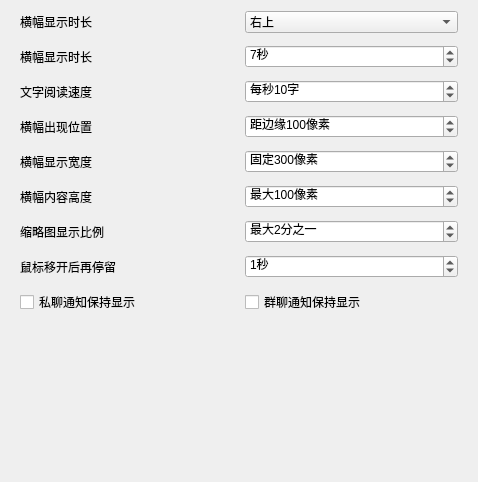
Before: the Qt Designer form widgets/settings/bannerwidget.ui in iwxyi/CatlikeQQ, drawn with Qt 5.
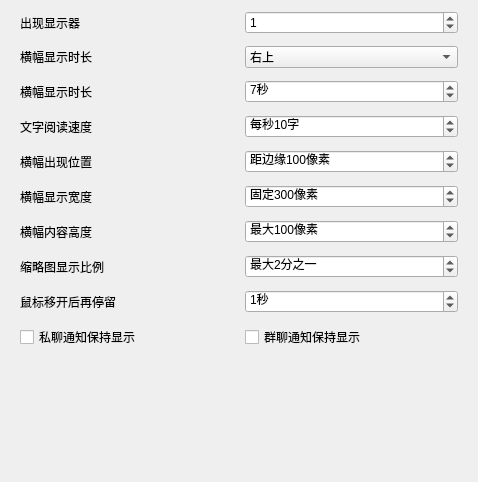
After: the same form once the commit is applied.

Commit message: 添加多显示器的显示位置；添加上传图片是否直接发送的选项

Patch:
```diff
--- a/widgets/settings/bannerwidget.ui
+++ b/widgets/settings/bannerwidget.ui
@@ -25,63 +25,7 @@
      <property name="spacing">
       <number>12</number>
      </property>
-     <item row="5" column="0">
-      <widget class="QLabel" name="label_6">
-       <property name="toolTip">
-        <string/>
-       </property>
-       <property name="text">
-        <string>横幅内容高度</string>
-       </property>
-      </widget>
-     </item>
-     <item row="8" column="1">
-      <widget class="QCheckBox" name="groupKeepShowingCheck">
-       <property name="toolTip">
-        <string>群聊的通知出现后，不会自动隐藏（相当于未读）
-除非用户操作后超时关闭，例如回复、鼠标移入再移开</string>
-       </property>
-       <property name="text">
-        <string>群聊通知保持显示</string>
-       </property>
-      </widget>
-     </item>
-     <item row="7" column="1">
-      <widget class="QSpinBox" name="retentionDurationSpin">
-       <property name="toolTip">
-        <string/>
-       </property>
-       <property name="suffix">
-        <string>秒</string>
-       </property>
-       <property name="prefix">
-        <string/>
-       </property>
-       <property name="minimum">
-        <number>0</number>
-       </property>
-       <property name="maximum">
-        <number>60</number>
-       </property>
-       <property name="singleStep">
-        <number>1</number>
-       </property>
-       <property name="value">
-        <number>1</number>
-       </property>
-      </widget>
-     </item>
-     <item row="2" column="0">
-      <widget class="QLabel" name="label_2">
-       <property name="toolTip">
-        <string>根据内容的长度，自动调整横幅通知显示的时长</string>
-       </property>
-       <property name="text">
-        <string>文字阅读速度</string>
-       </property>
-      </widget>
-     </item>
-     <item row="2" column="1">
+     <item row="3" column="1">
       <widget class="QSpinBox" name="textReadSpeedSpin">
        <property name="toolTip">
         <string/>
@@ -106,61 +50,35 @@
        </property>
       </widget>
      </item>
-     <item row="8" column="0">
-      <widget class="QCheckBox" name="privateKeepShowingCheck">
+     <item row="0" column="0">
+      <widget class="QLabel" name="label_8">
        <property name="toolTip">
         <string>私聊的通知出现后，不会自动隐藏（相当于未读）
 除非用户操作后超时关闭，例如回复、鼠标移入再移开</string>
        </property>
        <property name="text">
-        <string>私聊通知保持显示</string>
+        <string>出现显示器</string>
        </property>
       </widget>
      </item>
-     <item row="6" column="1">
-      <widget class="QSpinBox" name="thumbnailPropSpin">
-       <property name="toolTip">
-        <string/>
-       </property>
-       <property name="suffix">
-        <string>分之一</string>
-       </property>
-       <property name="prefix">
-        <string>最大</string>
-       </property>
-       <property name="minimum">
-        <number>1</number>
-       </property>
-       <property name="maximum">
-        <number>99</number>
-       </property>
-       <property name="singleStep">
-        <number>1</number>
-       </property>
-       <property name="value">
-        <number>2</number>
-       </property>
-      </widget>
-     </item>
-     <item row="6" column="0">
-      <widget class="QLabel" name="label_7">
-       <property name="toolTip">
-        <string>在弹窗中图片最大显示的尺寸
-如果图片过大，将会压缩得更小</string>
-       </property>
-       <property name="text">
-        <string>缩略图显示比例</string>
-       </property>
-      </widget>
-     </item>
-     <item row="1" column="0">
+     <item row="2" column="0">
       <widget class="QLabel" name="label">
        <property name="text">
         <string>横幅显示时长</string>
        </property>
       </widget>
      </item>
-     <item row="3" column="1">
+     <item row="3" column="0">
+      <widget class="QLabel" name="label_2">
+       <property name="toolTip">
+        <string>根据内容的长度，自动调整横幅通知显示的时长</string>
+       </property>
+       <property name="text">
+        <string>文字阅读速度</string>
+       </property>
+      </widget>
+     </item>
+     <item row="4" column="1">
       <widget class="QSpinBox" name="floatPixelSpin">
        <property name="toolTip">
         <string>&lt;html&gt;&lt;head/&gt;&lt;body&gt;&lt;p&gt;距离四边的距离&lt;/p&gt;&lt;p&gt;右上/左上：距离顶边&lt;/p&gt;&lt;p&gt;右下/左下：距离底边&lt;/p&gt;&lt;/body&gt;&lt;/html&gt;</string>
@@ -185,7 +103,36 @@
        </property>
       </widget>
      </item>
-     <item row="4" column="1">
+     <item row="4" column="0">
+      <widget class="QLabel" name="label_3">
+       <property name="toolTip">
+        <string>通知卡片出现的位置</string>
+       </property>
+       <property name="text">
+        <string>横幅出现位置</string>
+       </property>
+      </widget>
+     </item>
+     <item row="2" column="1">
+      <widget class="QSpinBox" name="displayDurationSpin">
+       <property name="suffix">
+        <string>秒</string>
+       </property>
+       <property name="minimum">
+        <number>1</number>
+       </property>
+       <property name="maximum">
+        <number>60</number>
+       </property>
+       <property name="singleStep">
+        <number>1</number>
+       </property>
+       <property name="value">
+        <number>7</number>
+       </property>
+      </widget>
+     </item>
+     <item row="5" column="1">
       <widget class="QSpinBox" name="fixedWidthSpin">
        <property name="toolTip">
         <string/>
@@ -210,67 +157,32 @@
        </property>
       </widget>
      </item>
-     <item row="1" column="1">
-      <widget class="QSpinBox" name="displayDurationSpin">
+     <item row="7" column="1">
+      <widget class="QSpinBox" name="thumbnailPropSpin">
+       <property name="toolTip">
+        <string/>
+       </property>
        <property name="suffix">
-        <string>秒</string>
+        <string>分之一</string>
+       </property>
+       <property name="prefix">
+        <string>最大</string>
        </property>
        <property name="minimum">
         <number>1</number>
        </property>
        <property name="maximum">
-        <number>60</number>
+        <number>99</number>
        </property>
        <property name="singleStep">
         <number>1</number>
        </property>
        <property name="value">
-        <number>7</number>
+        <number>2</number>
        </property>
       </widget>
      </item>
-     <item row="0" column="0">
-      <widget class="QLabel" name="label_8">
-       <property name="text">
-        <string>横幅显示时长</string>
-       </property>
-      </widget>
-     </item>
-     <item row="0" column="1">
-      <widget class="QComboBox" name="positionCombo">
-       <item>
-        <property name="text">
-         <string>右上</string>
-        </property>
-       </item>
-       <item>
-        <property name="text">
-         <string>右下</string>
-        </property>
-       </item>
-       <item>
-        <property name="text">
-         <string>左上</string>
-        </property>
-       </item>
-       <item>
-        <property name="text">
-         <string>左下</string>
-        </property>
-       </item>
-      </widget>
-     </item>
-     <item row="3" column="0">
-      <widget class="QLabel" name="label_3">
-       <property name="toolTip">
-        <string>通知卡片出现的位置</string>
-       </property>
-       <property name="text">
-        <string>横幅出现位置</string>
-       </property>
-      </widget>
-     </item>
-     <item row="4" column="0">
+     <item row="5" column="0">
       <widget class="QLabel" name="label_5">
        <property name="toolTip">
         <string/>
@@ -280,7 +192,54 @@
        </property>
       </widget>
      </item>
+     <item row="6" column="1">
+      <widget class="QSpinBox" name="contentMaxHeightSpin">
+       <property name="toolTip">
+        <string/>
+       </property>
+       <property name="suffix">
+        <string>像素</string>
+       </property>
+       <property name="prefix">
+        <string>最大</string>
+       </property>
+       <property name="minimum">
+        <number>0</number>
+       </property>
+       <property name="maximum">
+        <number>999999</number>
+       </property>
+       <property name="singleStep">
+        <number>100</number>
+       </property>
+       <property name="value">
+        <number>100</number>
+       </property>
+      </widget>
+     </item>
+     <item row="9" column="1">
+      <widget class="QCheckBox" name="groupKeepShowingCheck">
+       <property name="toolTip">
+        <string>群聊的通知出现后，不会自动隐藏（相当于未读）
+除非用户操作后超时关闭，例如回复、鼠标移入再移开</string>
+       </property>
+       <property name="text">
+        <string>群聊通知保持显示</string>
+       </property>
+      </widget>
+     </item>
      <item row="7" column="0">
+      <widget class="QLabel" name="label_7">
+       <property name="toolTip">
+        <string>在弹窗中图片最大显示的尺寸
+如果图片过大，将会压缩得更小</string>
+       </property>
+       <property name="text">
+        <string>缩略图显示比例</string>
+       </property>
+      </widget>
+     </item>
+     <item row="8" column="0">
       <widget class="QLabel" name="label_4">
        <property name="toolTip">
         <string>失去焦点（鼠标移开/回复框关闭）后多久时间隐藏
@@ -291,28 +250,99 @@
        </property>
       </widget>
      </item>
-     <item row="5" column="1">
-      <widget class="QSpinBox" name="contentMaxHeightSpin">
+     <item row="9" column="0">
+      <widget class="QCheckBox" name="privateKeepShowingCheck">
+       <property name="toolTip">
+        <string>私聊的通知出现后，不会自动隐藏（相当于未读）
+除非用户操作后超时关闭，例如回复、鼠标移入再移开</string>
+       </property>
+       <property name="text">
+        <string>私聊通知保持显示</string>
+       </property>
+      </widget>
+     </item>
+     <item row="8" column="1">
+      <widget class="QSpinBox" name="retentionDurationSpin">
        <property name="toolTip">
         <string/>
        </property>
        <property name="suffix">
-        <string>像素</string>
+        <string>秒</string>
        </property>
        <property name="prefix">
-        <string>最大</string>
+        <string/>
        </property>
        <property name="minimum">
         <number>0</number>
        </property>
        <property name="maximum">
-        <number>999999</number>
+        <number>60</number>
        </property>
        <property name="singleStep">
         <number>100</number>
        </property>
        <property name="value">
-        <number>100</number>
+        <number>1</number>
+       </property>
+      </widget>
+     </item>
+     <item row="6" column="0">
+      <widget class="QLabel" name="label_6">
+       <property name="toolTip">
+        <string/>
+       </property>
+       <property name="text">
+        <string>横幅内容高度</string>
+       </property>
+      </widget>
+     </item>
+     <item row="1" column="0">
+      <widget class="QLabel" name="label_9">
+       <property name="text">
+        <string>横幅显示时长</string>
+       </property>
+      </widget>
+     </item>
+     <item row="1" column="1">
+      <widget class="QComboBox" name="positionCombo">
+       <item>
+        <property name="text">
+         <string>右上</string>
+        </property>
+       </item>
+       <item>
+        <property name="text">
+         <string>右下</string>
+        </property>
+       </item>
+       <item>
+        <property name="text">
+         <string>左上</string>
+        </property>
+       </item>
+       <item>
+        <property name="text">
+         <string>左下</string>
+        </property>
+       </item>
+      </widget>
+     </item>
+     <item row="0" column="1">
+      <widget class="QSpinBox" name="bannerScreenIndexSpin">
+       <property name="suffix">
+        <string/>
+       </property>
+       <property name="minimum">
+        <number>0</number>
+       </property>
+       <property name="maximum">
+        <number>99</number>
+       </property>
+       <property name="singleStep">
+        <number>1</number>
+       </property>
+       <property name="value">
+        <number>1</number>
        </property>
       </widget>
      </item>
```
Left out of the diff: 5 changed lines with no effect on the pictures. The commit also changes 11 other files.
